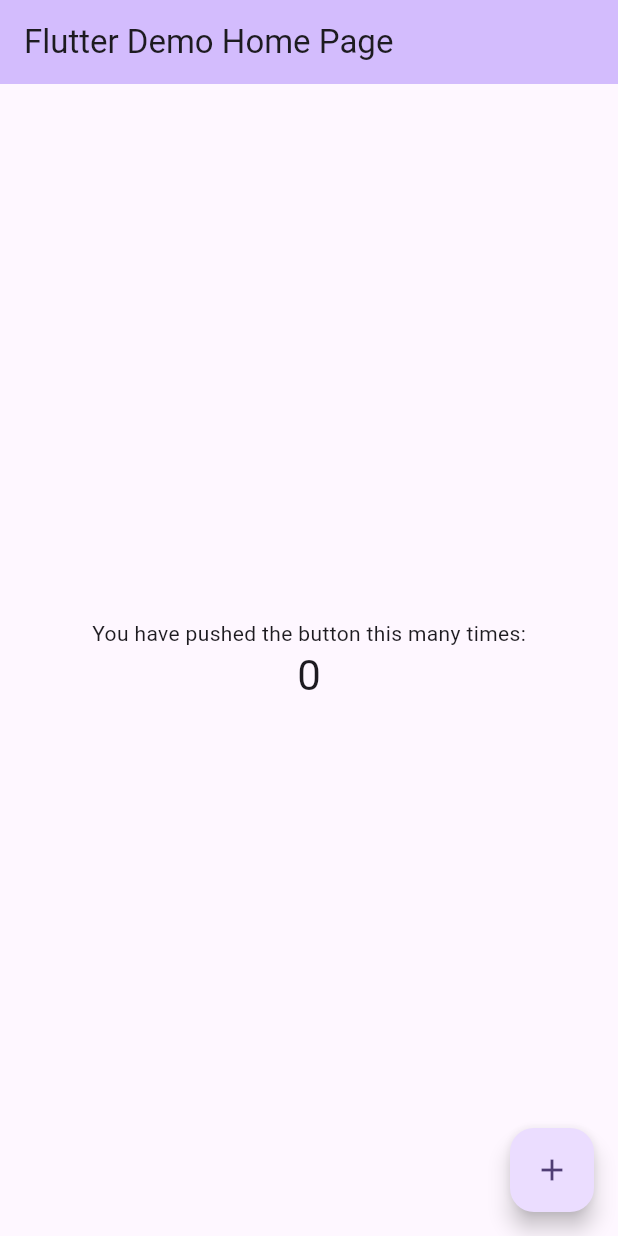
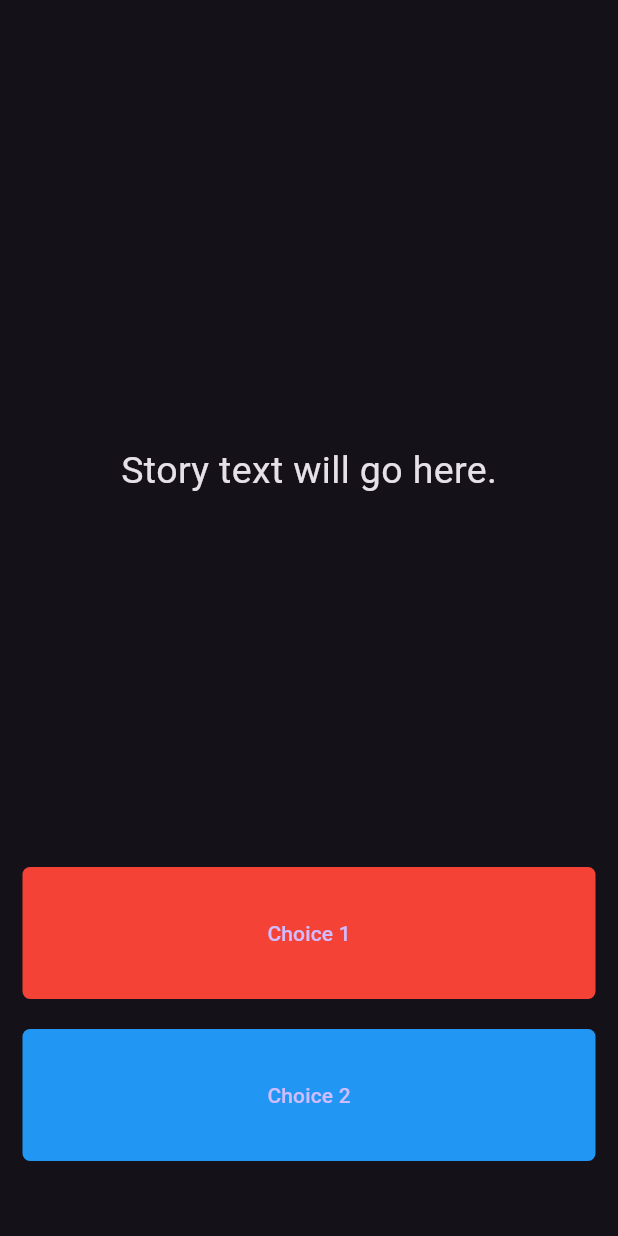
Before and after one commit to murphy-aaron/destini_flutter, a Flutter app: the screen it shows after launch, on a phone screen of 412 x 824 dp. Run offline on Flutter 3.47's test engine with Material 3 defaults, Android fonts, the phone set to English and light mode, and no system bars.

Commit message:
Recreated stub project
Recreated stub project and

```diff
--- a/lib/main.dart
+++ b/lib/main.dart
@@ -1,125 +1,89 @@
 import 'package:flutter/material.dart';
 
-void main() {
-  runApp(const MyApp());
-}
+void main() => runApp(Destini());
 
-class MyApp extends StatelessWidget {
-  const MyApp({super.key});
+class Destini extends StatelessWidget {
+  const Destini({super.key});
 
-  // This widget is the root of your application.
   @override
   Widget build(BuildContext context) {
     return MaterialApp(
-      title: 'Flutter Demo',
-      theme: ThemeData(
-        // This is the theme of your application.
-        //
-        // TRY THIS: Try running your application with "flutter run". You'll see
-        // the application has a purple toolbar. Then, without quitting the app,
-        // try changing the seedColor in the colorScheme below to Colors.green
-        // and then invoke "hot reload" (save your changes or press the "hot
-        // reload" button in a Flutter-supported IDE, or press "r" if you used
-        // the command line to start the app).
-        //
-        // Notice that the counter didn't reset back to zero; the application
-        // state is not lost during the reload. To reset the state, use hot
-        // restart instead.
-        //
-        // This works for code too, not just values: Most code changes can be
-        // tested with just a hot reload.
-        colorScheme: ColorScheme.fromSeed(seedColor: Colors.deepPurple),
-        useMaterial3: true,
-      ),
-      home: const MyHomePage(title: 'Flutter Demo Home Page'),
+      theme: ThemeData.dark(),
+      home: StoryPage(),
     );
   }
 }
 
-class MyHomePage extends StatefulWidget {
-  const MyHomePage({super.key, required this.title});
-
-  // This widget is the home page of your application. It is stateful, meaning
-  // that it has a State object (defined below) that contains fields that affect
-  // how it looks.
-
-  // This class is the configuration for the state. It holds the values (in this
-  // case the title) provided by the parent (in this case the App widget) and
-  // used by the build method of the State. Fields in a Widget subclass are
-  // always marked "final".
-
-  final String title;
+class StoryPage extends StatefulWidget {
+  const StoryPage({super.key});
 
   @override
-  State<MyHomePage> createState() => _MyHomePageState();
+  State<StoryPage> createState() => _StoryPageState();
 }
 
-class _MyHomePageState extends State<MyHomePage> {
-  int _counter = 0;
-
-  void _incrementCounter() {
-    setState(() {
-      // This call to setState tells the Flutter framework that something has
-      // changed in this State, which causes it to rerun the build method below
-      // so that the display can reflect the updated values. If we changed
-      // _counter without calling setState(), then the build method would not be
-      // called again, and so nothing would appear to happen.
-      _counter++;
-    });
-  }
-
+class _StoryPageState extends State<StoryPage> {
   @override
   Widget build(BuildContext context) {
-    // This method is rerun every time setState is called, for instance as done
-    // by the _incrementCounter method above.
-    //
-    // The Flutter framework has been optimized to make rerunning build methods
-    // fast, so that you can just rebuild anything that needs updating rather
-    // than having to individually change instances of widgets.
     return Scaffold(
-      appBar: AppBar(
-        // TRY THIS: Try changing the color here to a specific color (to
-        // Colors.amber, perhaps?) and trigger a hot reload to see the AppBar
-        // change color while the other colors stay the same.
-        backgroundColor: Theme.of(context).colorScheme.inversePrimary,
-        // Here we take the value from the MyHomePage object that was created by
-        // the App.build method, and use it to set our appbar title.
-        title: Text(widget.title),
-      ),
-      body: Center(
-        // Center is a layout widget. It takes a single child and positions it
-        // in the middle of the parent.
-        child: Column(
-          // Column is also a layout widget. It takes a list of children and
-          // arranges them vertically. By default, it sizes itself to fit its
-          // children horizontally, and tries to be as tall as its parent.
-          //
-          // Column has various properties to control how it sizes itself and
-          // how it positions its children. Here we use mainAxisAlignment to
-          // center the children vertically; the main axis here is the vertical
-          // axis because Columns are vertical (the cross axis would be
-          // horizontal).
-          //
-          // TRY THIS: Invoke "debug painting" (choose the "Toggle Debug Paint"
-          // action in the IDE, or press "p" in the console), to see the
-          // wireframe for each widget.
-          mainAxisAlignment: MainAxisAlignment.center,
-          children: <Widget>[
-            const Text(
-              'You have pushed the button this many times:',
-            ),
-            Text(
-              '$_counter',
-              style: Theme.of(context).textTheme.headlineMedium,
-            ),
-          ],
+      body: Container(
+        padding: EdgeInsets.symmetric(vertical: 50.0, horizontal: 15.0),
+        constraints: BoxConstraints.expand(),
+        child: SafeArea(
+          child: Column(
+            crossAxisAlignment: CrossAxisAlignment.stretch,
+            children: [
+              Expanded(
+                flex: 12,
+                child: Center(
+                  child: Text(
+                    'Story text will go here.',
+                    style: TextStyle(
+                      fontSize: 25.0,
+                    ),
+                  ),
+                )
+              ),
+              Expanded(
+                flex: 2,
+                child: TextButton(
+                  style: TextButton.styleFrom(
+                    backgroundColor: Colors.red,
+                    shape: RoundedRectangleBorder(
+                      borderRadius: BorderRadius.circular(5.0)
+                    )
+                  ),
+                  onPressed: () {
+                    print('Choice 1 selected');
+                  },
+                  child: Text(
+                    'Choice 1'
+                  ),
+                )
+              ),
+              SizedBox(
+                height: 20.0,
+              ),
+              Expanded(
+                flex: 2,
+                child: TextButton(
+                  style: TextButton.styleFrom(
+                    backgroundColor: Colors.blue,
+                    shape: RoundedRectangleBorder(
+                      borderRadius: BorderRadius.circular(5.0)
+                    )
+                  ),
+                  onPressed: () {
+                    print('Choice 2 selected');
+                  },
+                  child: Text(
+                    'Choice 2'
+                  ),
+                )
+              ),
+            ],
+          ),
         ),
       ),
-      floatingActionButton: FloatingActionButton(
-        onPressed: _incrementCounter,
-        tooltip: 'Increment',
-        child: const Icon(Icons.add),
-      ), // This trailing comma makes auto-formatting nicer for build methods.
     );
   }
 }
```
Also changed, not shown: 1 other file.
